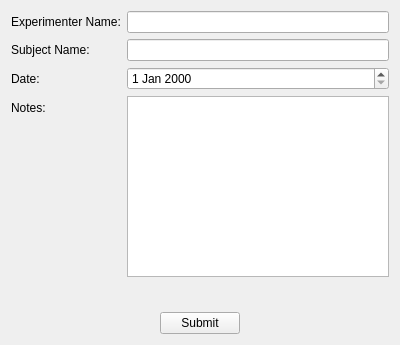
First picture: the form in ObjectTrackMatrix/GetUserInfo.ui, repository parallax-xallaraq/ObjectTrackMatrix, before the edit.
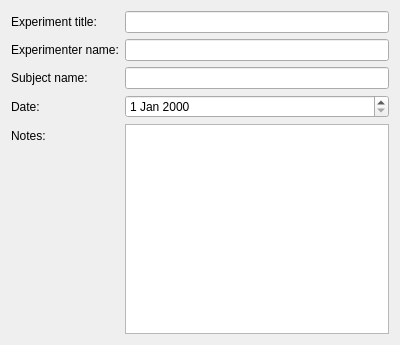
Second picture: the form after the edit.

```diff
--- a/ObjectTrackMatrix/GetUserInfo.ui
+++ b/ObjectTrackMatrix/GetUserInfo.ui
@@ -16,95 +16,55 @@
   <layout class="QVBoxLayout" name="verticalLayout">
    <item>
     <layout class="QFormLayout" name="formLayout">
-     <item row="0" column="0">
+     <item row="1" column="0">
       <widget class="QLabel" name="label_experimenterName">
        <property name="text">
-        <string>Experimenter Name:</string>
+        <string>Experimenter name:</string>
        </property>
       </widget>
      </item>
-     <item row="0" column="1">
+     <item row="1" column="1">
       <widget class="QLineEdit" name="lineEdit_experimenterName"/>
      </item>
-     <item row="1" column="0">
+     <item row="2" column="0">
       <widget class="QLabel" name="label_subjectName">
        <property name="text">
-        <string>Subject Name:</string>
+        <string>Subject name:</string>
        </property>
       </widget>
      </item>
-     <item row="1" column="1">
+     <item row="2" column="1">
       <widget class="QLineEdit" name="lineEdit_subjectName"/>
      </item>
-     <item row="2" column="0">
+     <item row="3" column="0">
       <widget class="QLabel" name="label_date">
        <property name="text">
         <string>Date: </string>
        </property>
       </widget>
      </item>
-     <item row="2" column="1">
+     <item row="3" column="1">
       <widget class="QDateEdit" name="dateEdit_todayDate"/>
      </item>
-     <item row="3" column="0">
+     <item row="4" column="0">
       <widget class="QLabel" name="label_notes">
        <property name="text">
         <string>Notes:</string>
        </property>
       </widget>
      </item>
-     <item row="3" column="1">
+     <item row="4" column="1">
       <widget class="QTextEdit" name="textEdit_notes"/>
      </item>
-    </layout>
-   </item>
-   <item>
-    <spacer name="verticalSpacer">
-     <property name="orientation">
-      <enum>Qt::Vertical</enum>
-     </property>
-     <property name="sizeHint" stdset="0">
-      <size>
-       <width>20</width>
-       <height>40</height>
-      </size>
-     </property>
-    </spacer>
-   </item>
-   <item>
-    <layout class="QHBoxLayout" name="horizontalLayout">
-     <item>
-      <spacer name="horizontalSpacer">
-       <property name="orientation">
-        <enum>Qt::Horizontal</enum>
-       </property>
-       <property name="sizeHint" stdset="0">
-        <size>
-         <width>40</width>
-         <height>20</height>
-        </size>
-       </property>
-      </spacer>
-     </item>
-     <item>
-      <widget class="QPushButton" name="pushButton_confirm">
+     <item row="0" column="0">
+      <widget class="QLabel" name="label_title">
        <property name="text">
-        <string>Submit</string>
+        <string>Experiment title:</string>
        </property>
       </widget>
      </item>
-     <item>
-      <spacer name="horizontalSpacer_2">
-       <property name="orientation">
-        <enum>Qt::Horizontal</enum>
-       </property>
-       <property name="sizeHint" stdset="0">
-        <size>
-         <width>40</width>
-         <height>20</height>
-        </size>
-       </property>
-      </spacer>
+     <item row="0" column="1">
+      <widget class="QLineEdit" name="lineEdit_title"/>
      </item>
     </layout>
    </item>
```
